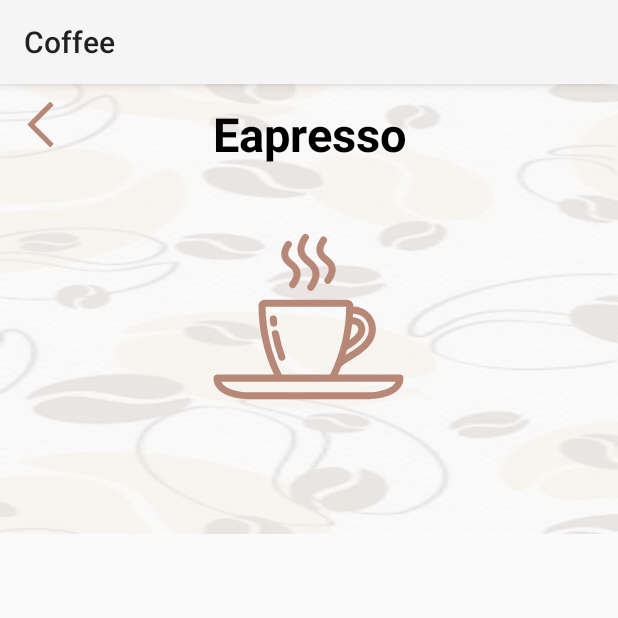
After one commit to ranganarayanan/coffee, an Android app: the Espresso screen opened directly, with no data from a screen before it, on a phone screen of 412 x 824 dp, the top half of it. The commit adds this screen. Run offline under Robolectric (Android 15) with nearby library versions, the phone set to English and light mode, and no system bars.

Commit message:
item page

```diff
--- a/app/src/main/AndroidManifest.xml
+++ b/app/src/main/AndroidManifest.xml
@@ -13,6 +13,9 @@
         android:theme="@style/Theme.Coffee"
         tools:targetApi="31">
         <activity
+            android:name=".Espresso"
+            android:exported="false" />
+        <activity
             android:name=".Page2"
             android:exported="false" />
         <activity
--- /dev/null
+++ b/app/src/main/java/com/example/coffee/Espresso.java
@@ -0,0 +1,14 @@
+package com.example.coffee;
+
+import androidx.appcompat.app.AppCompatActivity;
+
+import android.os.Bundle;
+
+public class Espresso extends AppCompatActivity {
+
+    @Override
+    protected void onCreate(Bundle savedInstanceState) {
+        super.onCreate(savedInstanceState);
+        setContentView(R.layout.activity_espresso);
+    }
+}
--- /dev/null
+++ b/app/src/main/res/drawable/arrowback.xml
@@ -0,0 +1,9 @@
+<vector xmlns:android="http://schemas.android.com/apk/res/android"
+    android:width="512dp"
+    android:height="512dp"
+    android:viewportWidth="309.14"
+    android:viewportHeight="309.14">
+  <path
+      android:pathData="M112.86,154.57 L240.48,26.95a7.5,7.5 0,0 0,0 -10.61L226.34,2.2a7.5,7.5 0,0 0,-10.61 0L68.66,149.27a7.5,7.5 0,0 0,0 10.61l147.07,147.07a7.5,7.5 0,0 0,10.61 0l14.14,-14.14a7.5,7.5 0,0 0,0 -10.61L112.86,154.57z"
+      android:fillColor="#b78877"/>
+</vector>
--- /dev/null
+++ b/app/src/main/res/layout/activity_espresso.xml
@@ -0,0 +1,44 @@
+<?xml version="1.0" encoding="utf-8"?>
+<RelativeLayout xmlns:android="http://schemas.android.com/apk/res/android"
+    xmlns:app="http://schemas.android.com/apk/res-auto"
+    xmlns:tools="http://schemas.android.com/tools"
+    android:layout_width="match_parent"
+    android:layout_height="match_parent"
+    tools:context=".Espresso"
+    >
+    <ImageView
+        android:layout_width="match_parent"
+        android:layout_height="300dp"
+        android:src="@drawable/back"
+        android:scaleType="fitXY"
+        android:alpha="0.1"/>
+    <LinearLayout
+        android:layout_width="match_parent"
+        android:layout_height="wrap_content"
+        android:orientation="horizontal"
+        android:padding="12dp">
+        <ImageView
+            android:layout_width="30dp"
+            android:layout_height="30dp"
+            android:src="@drawable/arrowback"/>
+        <TextView
+            android:layout_width="wrap_content"
+            android:layout_height="wrap_content"
+            android:text="Eapresso"
+            android:textColor="@color/black"
+            android:textStyle="bold"
+            android:textSize="31dp"
+            android:layout_marginHorizontal="100dp"
+           />
+    </LinearLayout>
+    <ImageView
+        android:layout_width="150dp"
+        android:layout_height="150dp"
+        android:src="@drawable/espresso"
+        android:layout_centerHorizontal="true"
+        android:layout_marginTop="80dp"/>
+
+
+
+
+</RelativeLayout>
--- a/app/src/main/res/layout/activity_page2.xml
+++ b/app/src/main/res/layout/activity_page2.xml
@@ -99,10 +99,12 @@
             android:layout_gravity="center_vertical"
             android:layout_marginLeft="20dp"
             android:textSize="20dp"/>
+
         <View
             android:layout_width="match_parent"
             android:layout_height="match_parent"
-            android:layout_weight="1"/>
+            android:layout_weight="1" />
+
         <ImageView
             android:layout_width="50dp"
             android:layout_height="40dp"
@@ -204,10 +206,15 @@
                 android:layout_width="wrap_content"
                 android:layout_height="35dp"
                 android:src="@drawable/home"/>
+            <View
+                android:layout_width="match_parent"
+                android:layout_height="match_parent"
+                android:layout_weight="1"/>
             <ImageView
                 android:layout_width="wrap_content"
-                android:layout_height="35dp"
+                android:layout_height="wrap_content"
                 android:src="@drawable/location"/>
+
         </LinearLayout>
     </androidx.cardview.widget.CardView>
 
```
